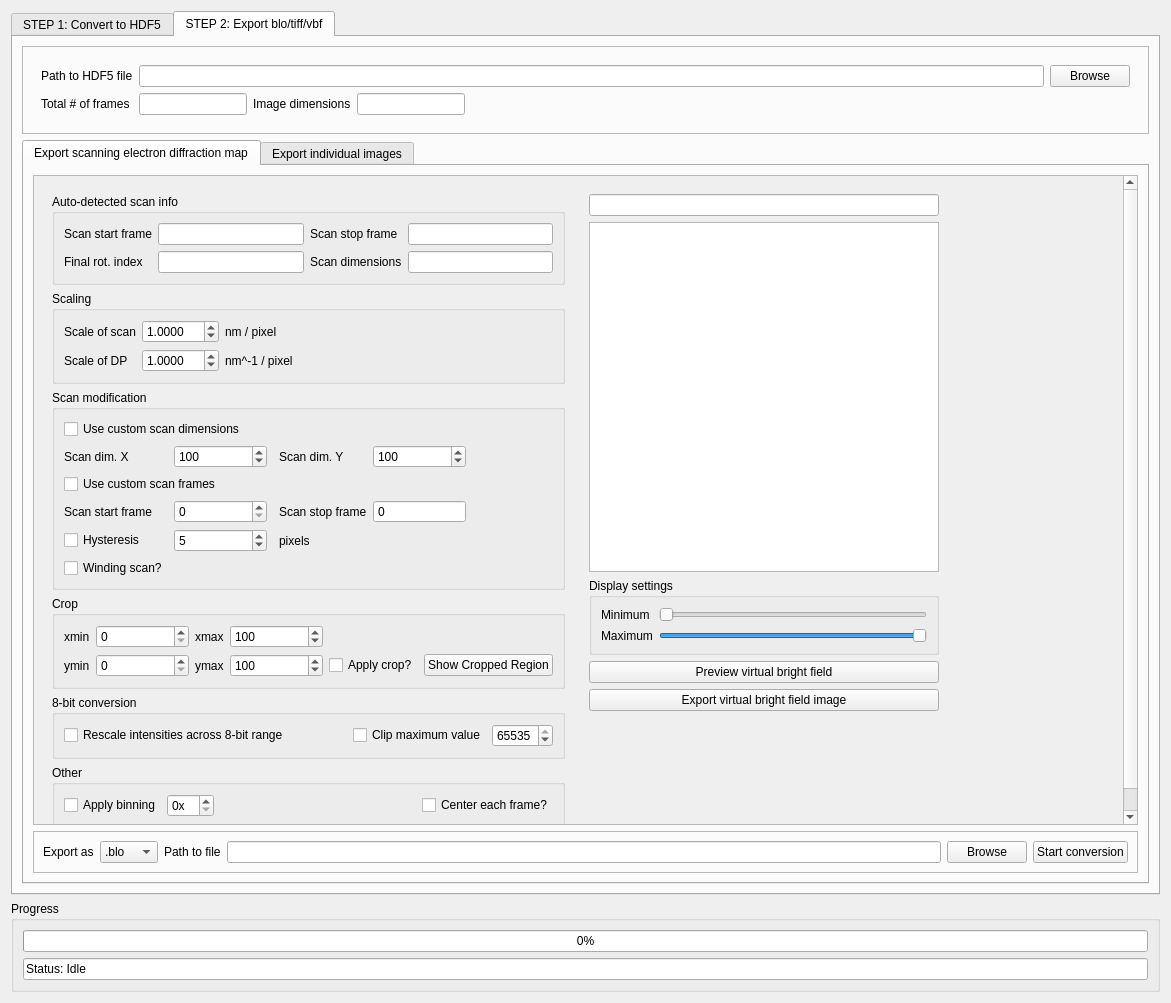
This is tvipsconverter/widget.ui in harripj/TVIPSconverter as Qt 5 draws it before an edit. The edited form follows.
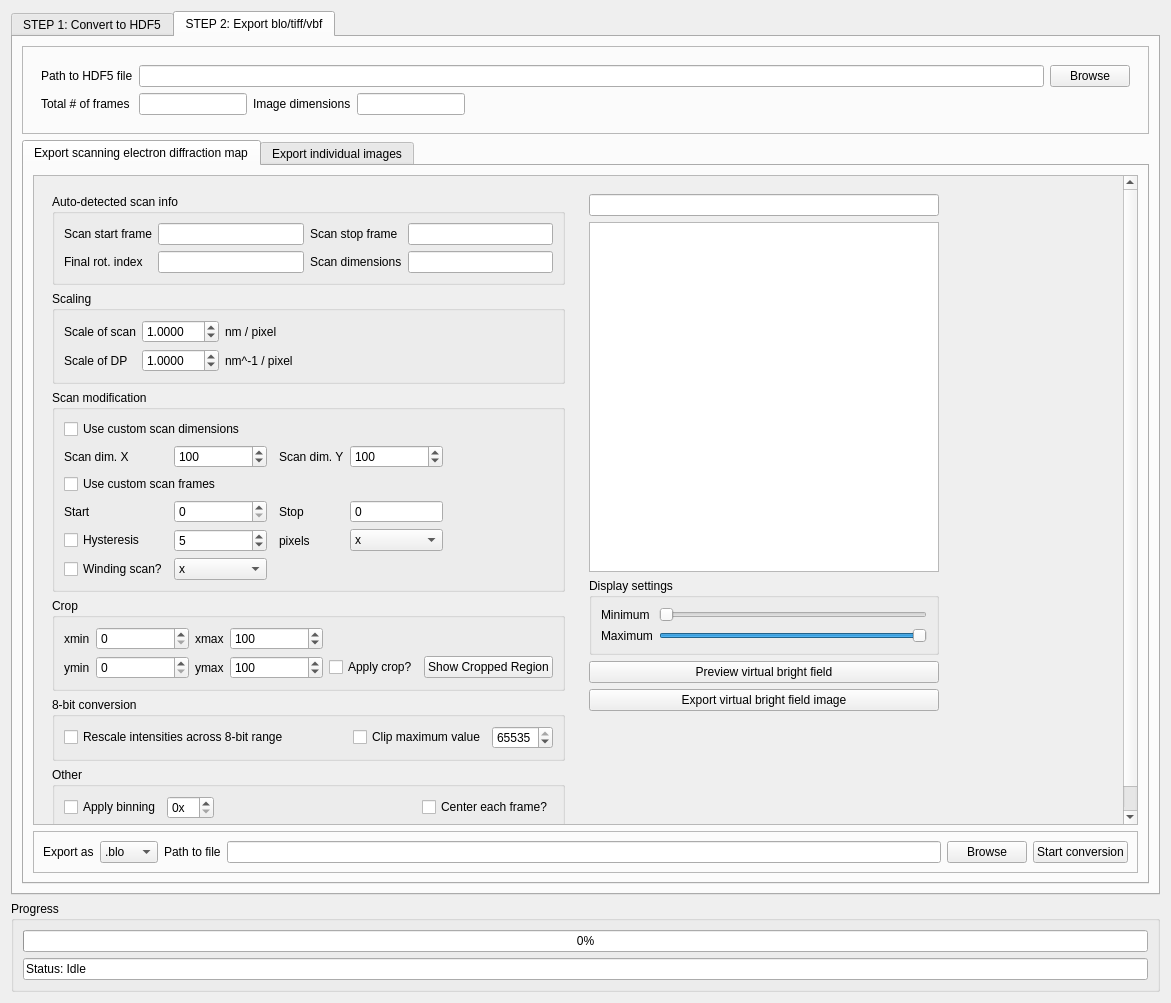
This is the edited form.

Commit message: update hyst and snakescan y (rot90)

Diff of the .ui file:
```diff
--- a/tvipsconverter/widget.ui
+++ b/tvipsconverter/widget.ui
@@ -1166,9 +1166,9 @@
               <property name="geometry">
                <rect>
                 <x>0</x>
-                <y>-61</y>
+                <y>0</y>
                 <width>1069</width>
-                <height>699</height>
+                <height>717</height>
                </rect>
               </property>
               <layout class="QHBoxLayout" name="horizontalLayout_2">
@@ -1416,7 +1416,7 @@
                         <string>&lt;html&gt;&lt;head/&gt;&lt;body&gt;&lt;p&gt;Frame in the stream where the scan began&lt;/p&gt;&lt;/body&gt;&lt;/html&gt;</string>
                        </property>
                        <property name="text">
-                        <string>Scan start frame</string>
+                        <string>Start</string>
                        </property>
                       </widget>
                      </item>
@@ -1566,7 +1566,7 @@
                         <string>&lt;html&gt;&lt;head/&gt;&lt;body&gt;&lt;p&gt;Frame at which the scanning stopped. If not auto-calculated must be (first frame + scan dim x * scan dim y)&lt;/p&gt;&lt;/body&gt;&lt;/html&gt;</string>
                        </property>
                        <property name="text">
-                        <string>Scan stop frame</string>
+                        <string>Stop</string>
                        </property>
                       </widget>
                      </item>
@@ -1583,6 +1583,34 @@
                        </property>
                       </widget>
                      </item>
+                     <item row="6" column="4">
+                      <widget class="QComboBox" name="comboBox_hyst_dir">
+                       <item>
+                        <property name="text">
+                         <string>x</string>
+                        </property>
+                       </item>
+                       <item>
+                        <property name="text">
+                         <string>y</string>
+                        </property>
+                       </item>
+                      </widget>
+                     </item>
+                     <item row="7" column="1">
+                      <widget class="QComboBox" name="comboBox_snakescan_dir">
+                       <item>
+                        <property name="text">
+                         <string>x</string>
+                        </property>
+                       </item>
+                       <item>
+                        <property name="text">
+                         <string>y</string>
+                        </property>
+                       </item>
+                      </widget>
+                     </item>
                     </layout>
                    </widget>
                   </item>
```
The commit also changes 2 other files.
